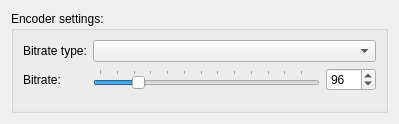
Old version of the form formats/out_opus_config.ui in the repository flacon/flacon.
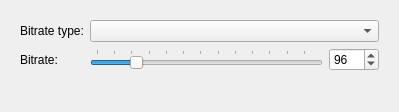
New version of the form.

Patch:
```diff
--- a/formats/out_opus_config.ui
+++ b/formats/out_opus_config.ui
@@ -7,7 +7,7 @@
     <x>0</x>
     <y>0</y>
     <width>399</width>
-    <height>124</height>
+    <height>112</height>
    </rect>
   </property>
   <property name="windowTitle">
@@ -15,13 +15,7 @@
   </property>
   <layout class="QVBoxLayout" name="verticalLayout">
    <item>
-    <widget class="QGroupBox" name="groupBox">
-     <property name="title">
-      <string extracomment="Preferences dialog: group caption">Encoder settings:</string>
-     </property>
-     <property name="flat">
-      <bool>true</bool>
-     </property>
+    <widget class="QWidget" name="widget" native="true">
      <layout class="QFormLayout" name="formLayout">
       <item row="0" column="0">
        <widget class="QLabel" name="opusBitrateTypeLabel">
```
Left out of the diff: 41 changed lines with no effect on the pictures.
